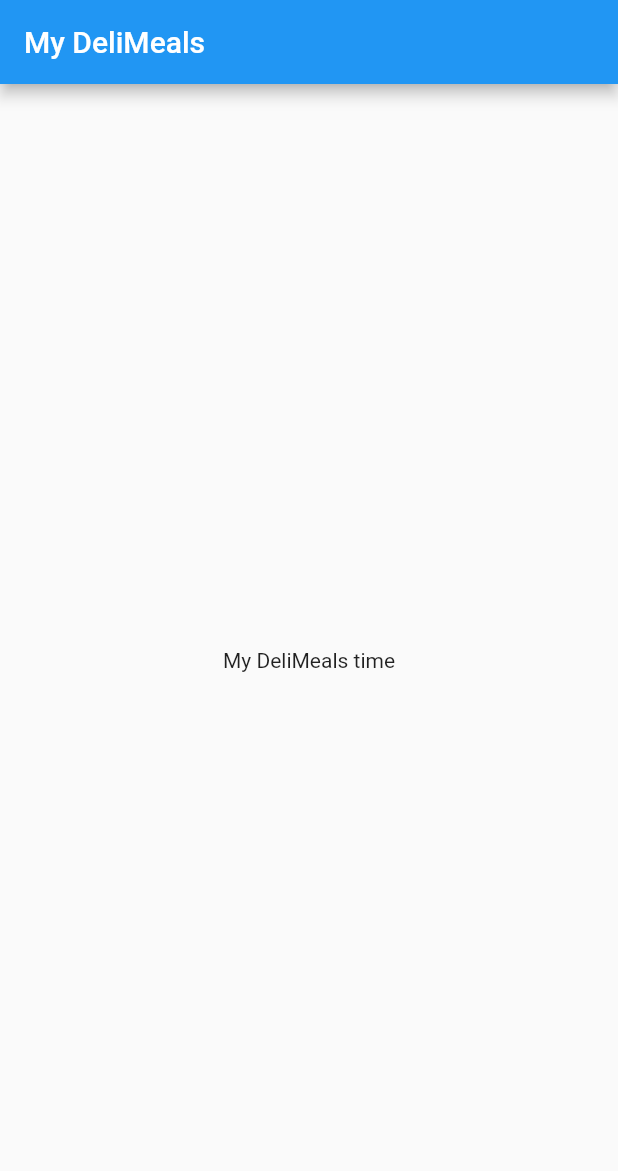
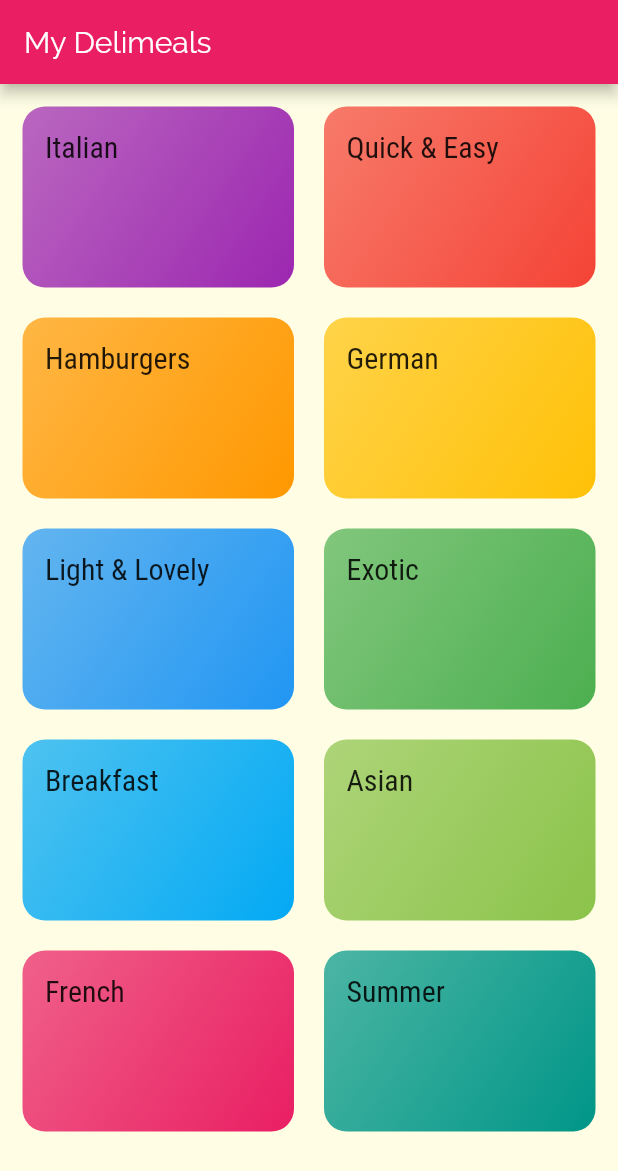
Before and after one commit to AmrAbdelmagid/MyDeliMeals, a Flutter app: the screen it shows after launch, on a phone screen of 412 x 824 dp. Shown: the top 1171 px of the screen. Run offline on Flutter 3.47's test engine with Material 2 defaults, Android fonts, the phone set to English and light mode, and no system bars.

Commit message:
add category item, categories screen, fonts and some dummy data

```diff
--- a/lib/categories_screen.dart
+++ b/lib/categories_screen.dart
@@ -0,0 +1,27 @@
+import 'package:flutter/cupertino.dart';
+import 'package:flutter/material.dart';
+import 'dummy-data.dart';
+import 'category_item.dart';
+
+class CategoriesScreen extends StatelessWidget {
+  @override
+  Widget build(BuildContext context) {
+    return Scaffold(
+      appBar: AppBar(
+        title: const Text('My Delimeals'),
+      ),
+      body: GridView(
+        padding: const EdgeInsets.all(15),
+        children: DUMMY_CATEGORIES
+            .map((catData) => CategoryItem(catData.title, catData.color))
+            .toList(),
+        gridDelegate: SliverGridDelegateWithMaxCrossAxisExtent(
+          maxCrossAxisExtent: 200,
+          childAspectRatio: 3 / 2,
+          crossAxisSpacing: 20,
+          mainAxisSpacing: 20,
+        ),
+      ),
+    );
+  }
+}
--- a/lib/category_item.dart
+++ b/lib/category_item.dart
@@ -0,0 +1,25 @@
+import 'package:flutter/cupertino.dart';
+import 'package:flutter/material.dart';
+
+class CategoryItem extends StatelessWidget {
+  final String title;
+  final Color color;
+
+  CategoryItem(this.title, this.color);
+
+  @override
+  Widget build(BuildContext context) {
+    return Container(
+      padding: const EdgeInsets.all(15),
+      child: Text(title,style: Theme.of(context).textTheme.title,),
+      decoration: BoxDecoration(
+        gradient: LinearGradient(
+          colors: [color.withOpacity(0.7), color],
+          begin: Alignment.topLeft,
+          end: Alignment.bottomRight,
+        ),
+        borderRadius: BorderRadius.circular(15),
+      ),
+    );
+  }
+}
--- a/lib/dummy-data.dart
+++ b/lib/dummy-data.dart
@@ -1,5 +1,4 @@
 import 'package:flutter/material.dart';
-
 import './models/category.dart';
 
 const DUMMY_CATEGORIES = const [
--- a/lib/main.dart
+++ b/lib/main.dart
@@ -1,4 +1,5 @@
 import 'package:flutter/material.dart';
+import 'package:my_delimeal/categories_screen.dart';
 
 void main() => runApp(MyApp());
 
@@ -8,30 +9,21 @@ class MyApp extends StatelessWidget {
   Widget build(BuildContext context) {
     return MaterialApp(
       title: 'My DeliMeals',
-      showSemanticsDebugger: false,
+      debugShowCheckedModeBanner: false,
       theme: ThemeData(
-        primarySwatch: Colors.blue,
+        primarySwatch: Colors.pink,
+        accentColor: Colors.amber,
+        canvasColor: Color.fromRGBO(255, 254, 229, 1),
+        fontFamily: 'Raleway',
+        textTheme: ThemeData.light().textTheme.copyWith(
+            body1: TextStyle(color: Color.fromRGBO(20, 51, 51, 1)),
+            body2: TextStyle(color: Color.fromRGBO(20, 51, 51, 1)),
+            title: TextStyle(
+              fontSize: 20,
+              fontFamily: 'RobotoCondensed',
+            )),
       ),
-      home: MyHomePage(),
+      home: CategoriesScreen(),
     );
   }
 }
-
-class MyHomePage extends StatefulWidget {
-  @override
-  _MyHomePageState createState() => _MyHomePageState();
-}
-
-class _MyHomePageState extends State<MyHomePage> {
-  @override
-  Widget build(BuildContext context) {
-    return Scaffold(
-      appBar: AppBar(
-        title: Text('My DeliMeals'),
-      ),
-      body: Center(
-        child: Text('My DeliMeals time'),
-      ),
-    );
-  }
-}
--- a/lib/models/category.dart
+++ b/lib/models/category.dart
@@ -0,0 +1,13 @@
+import 'package:flutter/material.dart';
+
+class Category {
+  final String id;
+  final String title;
+  final Color color;
+
+  const Category({
+    @required this.id,
+    @required this.title,
+    this.color = Colors.orange,
+  });
+}
```
Also changed, not shown: pubspec.yaml (+17 -6 lines).
